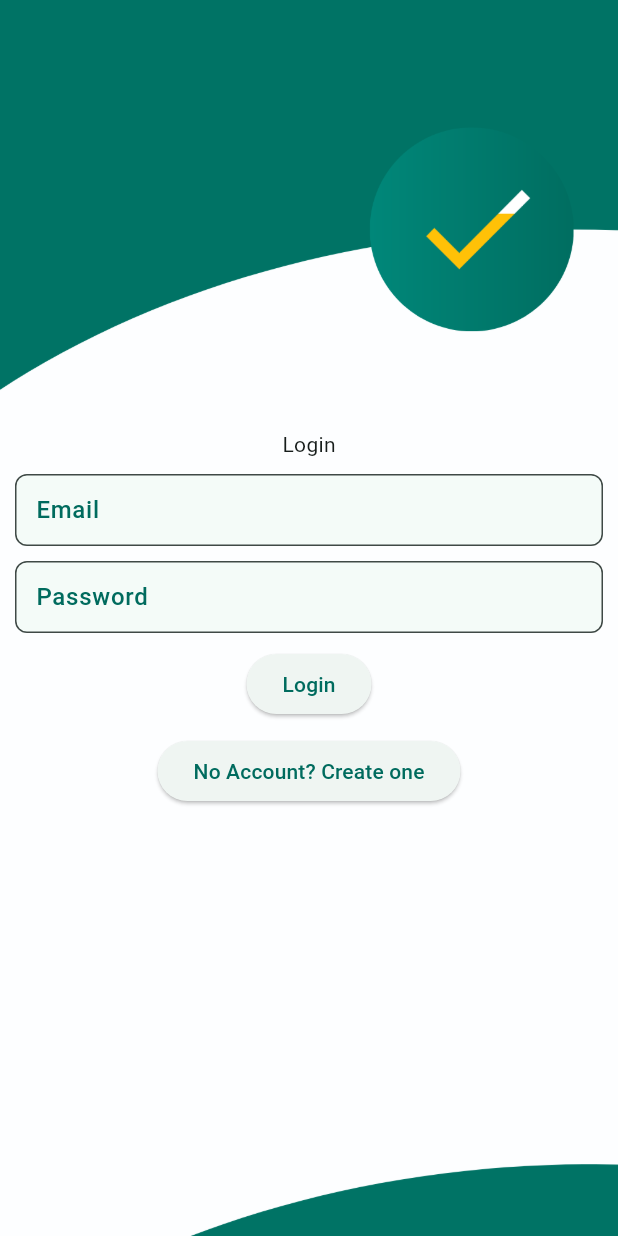
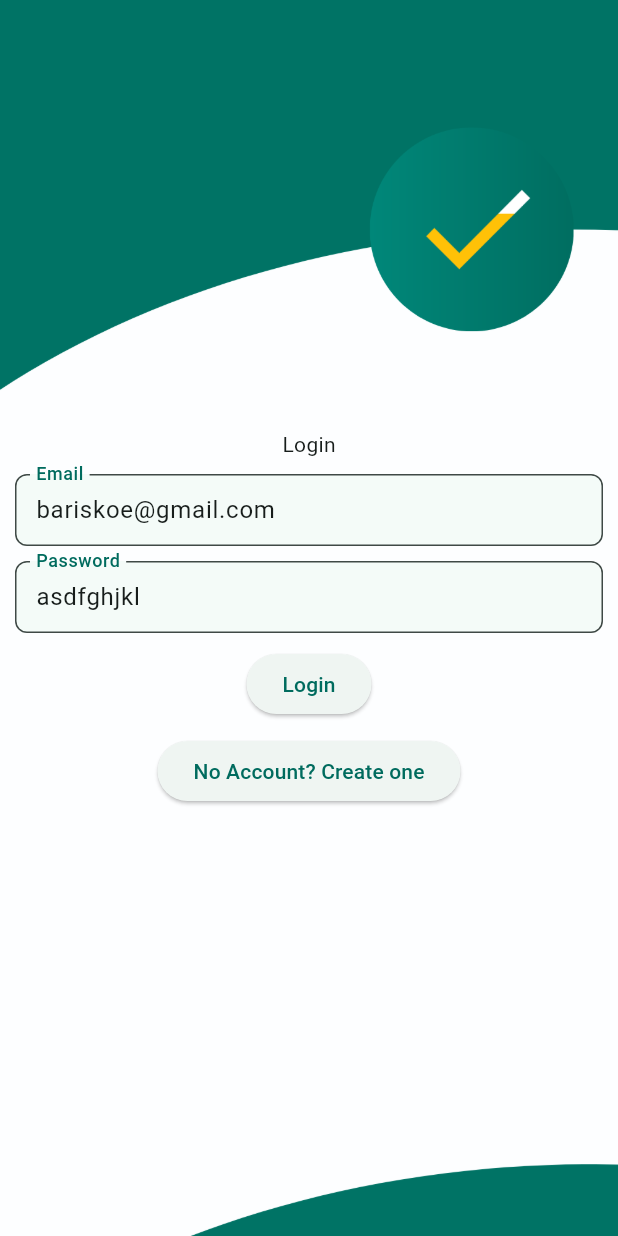
Before and after one commit to bariskoe/hakendran2, a Flutter app: the screen it shows after launch, after a tap on "Login", on a phone screen of 412 x 824 dp. Run offline on Flutter 3.47's test engine with Material 2 defaults, Android fonts, the phone set to English and light mode, and no system bars; our stand-ins replace auto_size_text, bloc, dartz, equatable, firebase_auth, firebase_core and 7 more; missing offline and left inert: great_list_view; accounts and stored records are empty; generated files the repository leaves out were written again; network calls fail.

```diff
--- a/lib/infrastructure/datasources/local_sqlite_datasource_impl.dart
+++ b/lib/infrastructure/datasources/local_sqlite_datasource_impl.dart
@@ -42,7 +42,7 @@ class LocalSqliteDataSourceImpl implements LocalSqliteDataSource {
   Future<int> deleteSpecifiTodoList({
     required int id,
   }) async {
-    return await DatabaseHelper.deleteSpecifiTodoList(
+    return await DatabaseHelper.deleteSpecificTodoList(
       id: id,
     );
   }
--- a/lib/pages/login_page.dart
+++ b/lib/pages/login_page.dart
@@ -14,8 +14,10 @@ class LoginPage extends StatefulWidget {
 }
 
 class _LoginPageState extends State<LoginPage> {
-  TextEditingController usernameController = TextEditingController();
-  TextEditingController passwordController = TextEditingController();
+  TextEditingController usernameController =
+      TextEditingController(text: 'bariskoe@gmail.com');
+  TextEditingController passwordController =
+      TextEditingController(text: 'asdfghjkl');
 
   bool loginShowing = true;
   var logger = Logger();
@@ -78,7 +80,6 @@ class _LoginPageState extends State<LoginPage> {
                               loading = true;
                             });
                             try {
-                              // final credential =
                               var credential = await FirebaseAuth.instance
                                   .signInWithEmailAndPassword(
                                       email: usernameController.text,
@@ -86,6 +87,12 @@ class _LoginPageState extends State<LoginPage> {
                               // No need to push to MainPage here. FirebaseAuth.instance.authStateChanges() on
                               // DataPreparationPage listens for auth changes and pushes to MainPage.
                               if (credential.user != null) {
+                                Logger().i('Credentials are: $credential');
+                                final idToken = await FirebaseAuth
+                                    .instance.currentUser
+                                    ?.getIdToken(true);
+                                Logger().i('idtoken is $idToken');
+                                logger.i("The credentials are $credential");
                                 loading = false;
                               }
                             } on FirebaseAuthException catch (e) {
@@ -159,7 +166,7 @@ class _LoginPageState extends State<LoginPage> {
                 ),
               ),
             ),
-            if (loading) ...[LoadingWidget()]
+            if (loading) ...[const LoadingWidget()]
           ],
         ));
   }
```
Also changed, not shown: lib/database/databse_helper.dart (+23 -4 lines).
